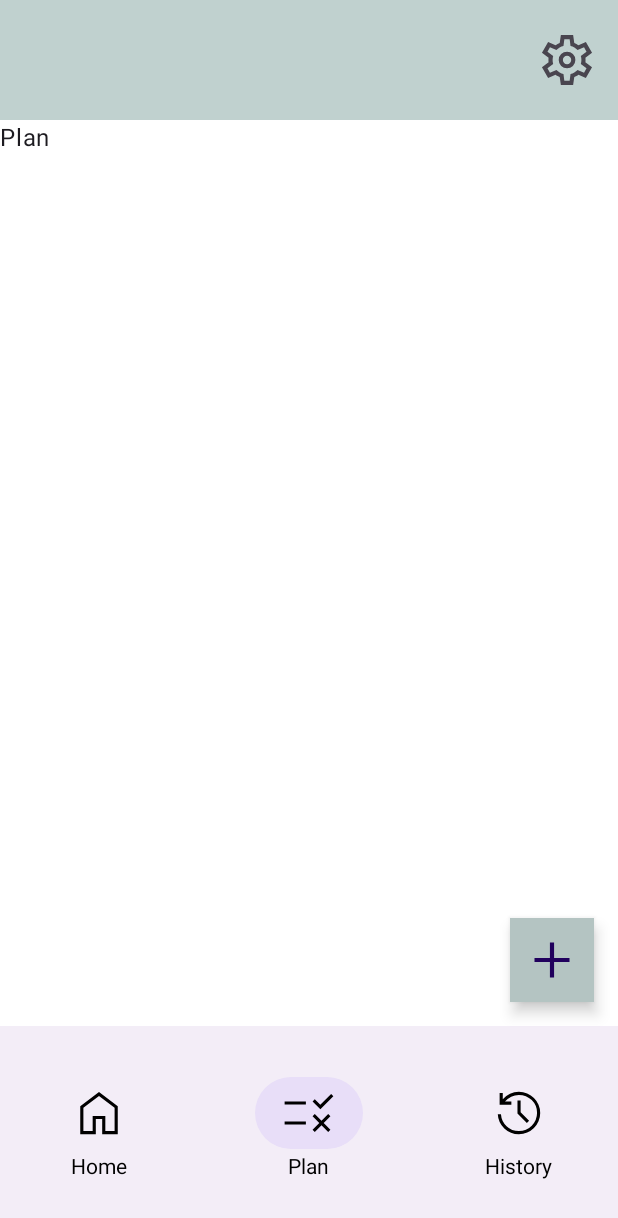
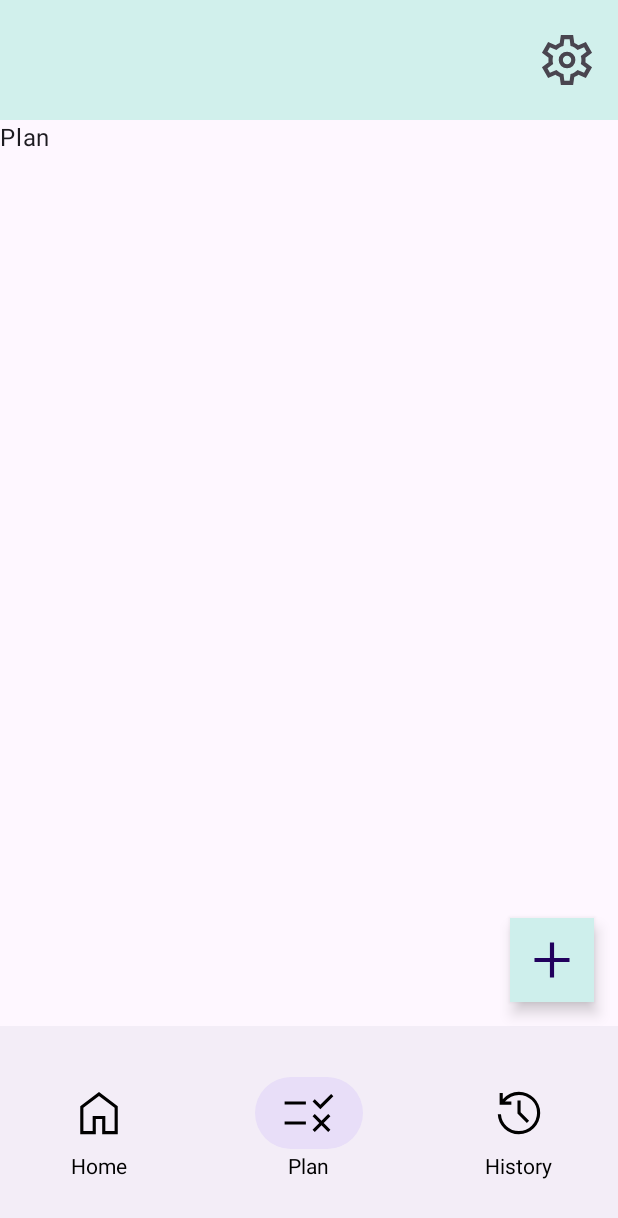
Before and after one commit to Oleg1202000/finApp, an Android app built with Jetpack Compose: the screen it shows after launch (MainActivity), item 2 of the bottom bar chosen, on a phone screen of 412 x 824 dp. Shown: the top 1218 px of the screen. Run offline under Robolectric (Android 15) with nearby library versions, the phone set to English and light mode, and no system bars; our stand-ins replace Dagger/Hilt's generated code; 3 statements that could not run were skipped.

Commit message:
изменил некоторые цвета

```diff
--- a/mobile/app/src/main/java/com/oleg1202000/finapp/ui/theme/Color.kt
+++ b/mobile/app/src/main/java/com/oleg1202000/finapp/ui/theme/Color.kt
@@ -6,6 +6,13 @@ import androidx.compose.ui.graphics.Color
 
 val Teal200 = Color(0xFF03DAC5)
 val cerulean = Color(0xFF31E2F8)
-val SurfaceLightGray= Color(0xFFC0D1CF)
-val PrimaryLightGray= Color(0xFF4E5353)
+val SurfaceLightGray= Color(0xFFD1F0EC)
+val PrimaryLightGray= Color(0xFFB0E9E9)
 val DarkGrey= Color(0xFF151719)
+
+
+// Цвета для графиков
+val defaultColor = Color(0xFFA6ACAA)
+val okColor = Color(0xFF43A047)
+val notOkColor = Color(0xFFE53935)
+val notOk80Color = Color(0xFFFB8C00)  // 80 out of 100 %
--- a/mobile/app/src/main/java/com/oleg1202000/finapp/ui/theme/Theme.kt
+++ b/mobile/app/src/main/java/com/oleg1202000/finapp/ui/theme/Theme.kt
@@ -17,9 +17,9 @@ private val DarkColorPalette = darkColorScheme(
 
 private val LightColorPalette = lightColorScheme(
     primary = PrimaryLightGray,
+    onPrimary = Color.Black,
     primaryContainer = SurfaceLightGray,
     secondary = cerulean,
-    background = Color.White,
     surface = SurfaceLightGray
 
     /* Other default colors to override
```
